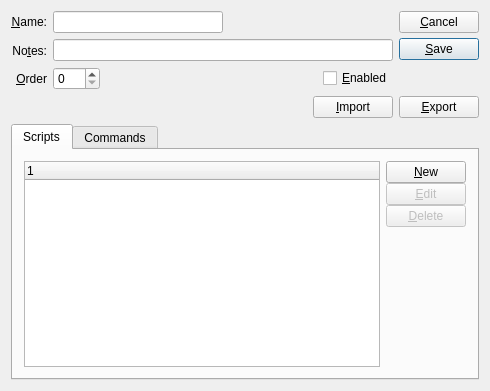
Before: the Qt Designer form xtuple/trunk/guiclient/uiform.ui in WooodHead/xtuple, drawn with Qt 5.
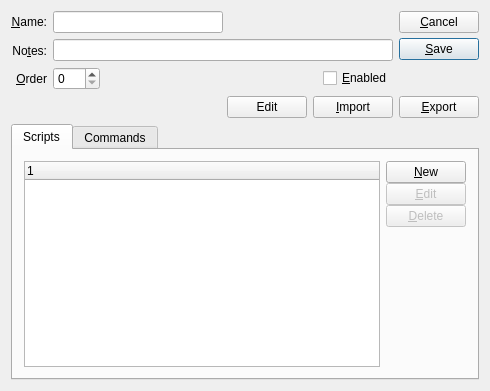
After: the same form once the commit is applied. Custom widgets are drawn as their Qt base class.

Commit message: issue #7730 - first pass at Qt Designer integration with xTuple ERP. adding widgets doesn't work but removing existing widgets and editing their properties, then saving, do appear to work. this commit includes two private header files that are required to compile this version of the integration but are not part of the standard Qt installation. this also changes uiform from a dialog to a widget so the designer windows can open ok.

The edit to the form file:
```diff
--- a/xtuple/trunk/guiclient/uiform.ui
+++ b/xtuple/trunk/guiclient/uiform.ui
@@ -1,6 +1,6 @@
 <ui version="4.0" >
  <class>uiform</class>
- <widget class="QDialog" name="uiform" >
+ <widget class="QWidget" name="uiform" >
   <property name="geometry" >
    <rect>
     <x>0</x>
@@ -225,6 +225,13 @@
        </property>
       </spacer>
      </item>
+     <item>
+      <widget class="QPushButton" name="_edit" >
+       <property name="text" >
+        <string>Edit</string>
+       </property>
+      </widget>
+     </item>
      <item>
       <widget class="QPushButton" name="_import" >
        <property name="text" >
```
Left out of the diff: 47 changed lines with no effect on the pictures. The commit also changes 11 other files.
